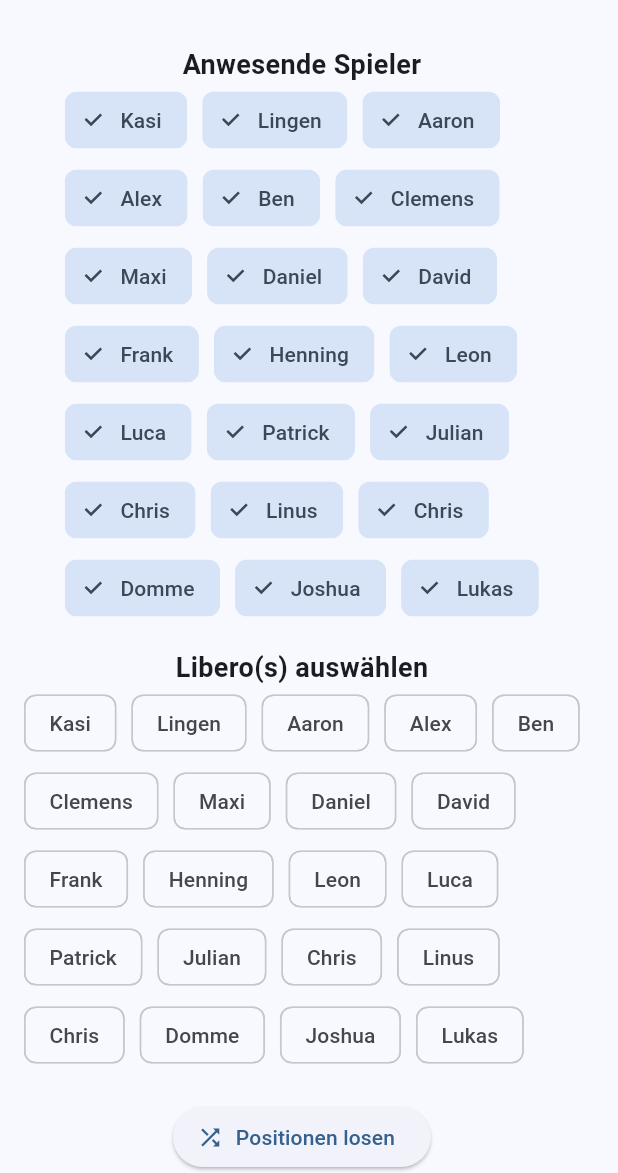
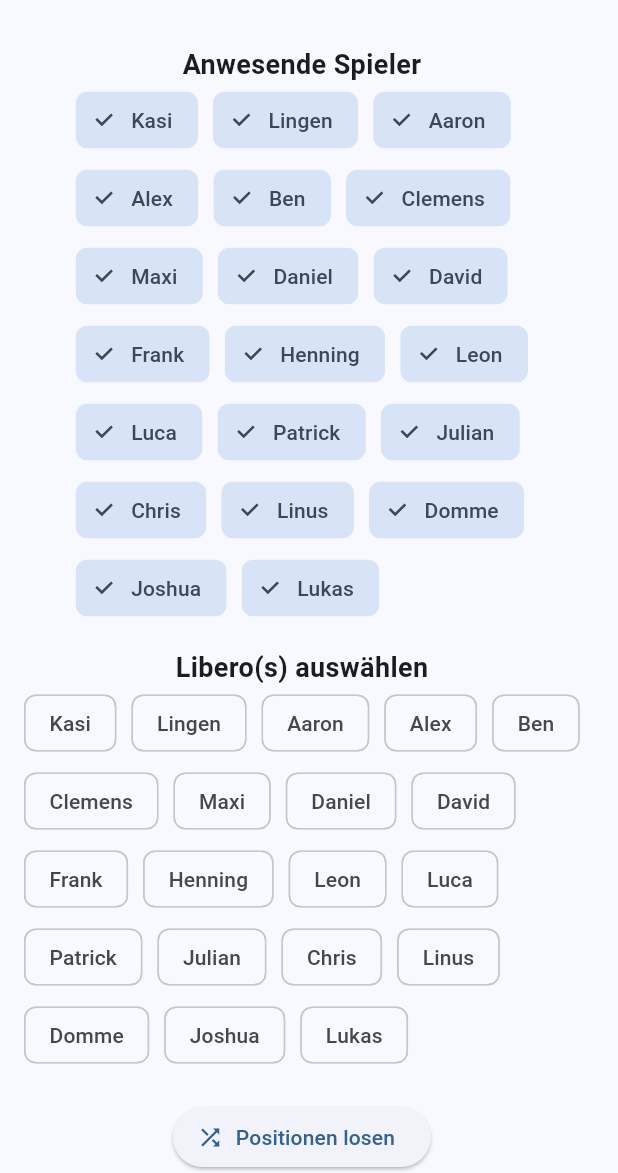
Before and after one commit to kasibek/volley_lottery, a Flutter app: the screen it shows after launch, on a phone screen of 412 x 824 dp, the part 63-1236 px from its top. Run offline on Flutter 3.47's test engine with Material 3 defaults, Android fonts, the phone set to English and light mode, and no system bars.

Commit message:
rm_chris2

```diff
--- a/lib/main.dart
+++ b/lib/main.dart
@@ -45,7 +45,6 @@
     "Julian",
     "Chris",
     "Linus",
-    "Chris",
     "Domme",
     "Joshua",
     "Lukas",
```
